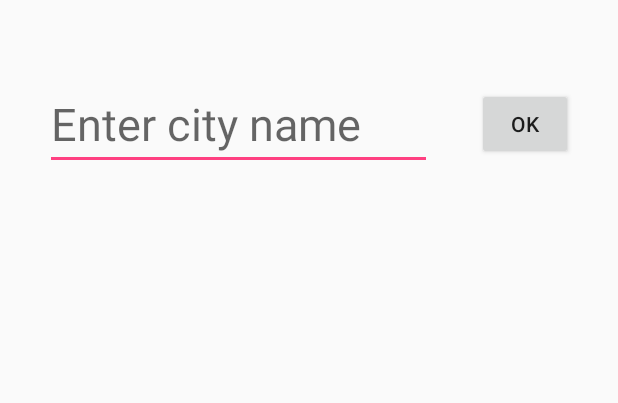
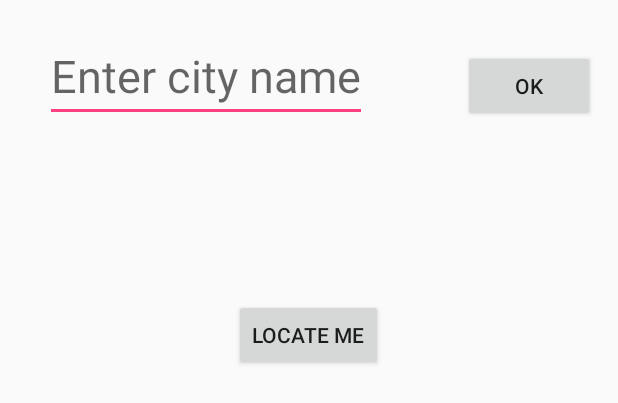
Before and after one commit to DollyBansal/Clima, an Android app: the layout activity_main.xml on its own in the app's theme, with its tools: preview values and no code run, on a phone screen of 412 x 824 dp. Shown: the top 403 px of the screen. Run offline under Robolectric (Android 15) with nearby library versions, the phone set to English and light mode, and no system bars; network calls fail.

```diff
--- a/app/src/main/AndroidManifest.xml
+++ b/app/src/main/AndroidManifest.xml
@@ -1,7 +1,10 @@
 <?xml version="1.0" encoding="utf-8"?>
 <manifest xmlns:android="http://schemas.android.com/apk/res/android"
     package="com.weather.clima">
+
     <uses-permission android:name="android.permission.INTERNET" />
+    <uses-permission android:name="android.permission.ACCESS_COARSE_LOCATION" />
+
 
     <application
         android:allowBackup="true"
@@ -9,6 +12,9 @@
         android:label="@string/app_name"
         android:supportsRtl="true"
         android:theme="@style/AppTheme">
+        <meta-data
+            android:name="com.google.android.gms.version"
+            android:value="@integer/google_play_services_version" />
         <activity android:name=".MainActivity">
             <intent-filter>
                 <action android:name="android.intent.action.MAIN" />
--- a/app/src/main/java/com/weather/clima/Utils.java
+++ b/app/src/main/java/com/weather/clima/Utils.java
@@ -2,11 +2,11 @@ package com.weather.clima;
 
 public class Utils {
     public static double convertFahrenheitToCelcius(double degreesInFahrenheit) {
-        return (degreesInFahrenheit - 32) * 5/9;
+        return (degreesInFahrenheit - 32) * 5 / 9;
     }
 
     public static double convertCelciusToFahrenheit(double degreesInCelcius) {
-        return degreesInCelcius * 9/5 + 32;
+        return degreesInCelcius * 9 / 5 + 32;
     }
 
 
--- a/app/src/main/java/com/weather/clima/com/weather/clima/service/JSONDataParser.java
+++ b/app/src/main/java/com/weather/clima/com/weather/clima/service/JSONDataParser.java
@@ -58,8 +58,8 @@ public class JSONDataParser {
         return iconUrl;
     }
 
-    public static String getCurrentDateAndTime(JSONObject data) throws JSONException {
-        DateFormat df = DateFormat.getDateTimeInstance();
+    public static String getCurrentDate(JSONObject data) throws JSONException {
+        DateFormat df = DateFormat.getDateInstance();
         String updatedOn = df.format(new Date(data.getLong(CURRENT_DATE_TIME) * 1000));
         System.out.println("updatedOn = " + updatedOn);
         return updatedOn;
--- a/app/src/main/res/layout/activity_main.xml
+++ b/app/src/main/res/layout/activity_main.xml
@@ -4,39 +4,47 @@
     android:layout_height="match_parent"
     android:orientation="vertical">
 
-    <LinearLayout
+    <RelativeLayout
         android:layout_width="match_parent"
         android:layout_height="match_parent"
-        android:layout_weight=".8"
-        android:gravity="center"
-        android:orientation="horizontal">
+        android:layout_weight=".7"
+        android:gravity="center">
 
         <EditText
             android:id="@+id/enter_city_name"
-            android:layout_width="match_parent"
+            android:layout_width="wrap_content"
             android:layout_height="wrap_content"
             android:layout_marginLeft="30dp"
-            android:layout_marginRight="30dp"
-            android:layout_weight=".8"
+            android:layout_marginTop="20dp"
             android:hint="@string/enter_city_name"
             android:textSize="30sp" />
+
+        <Button
+            android:id="@+id/locate_me"
+            android:layout_width="wrap_content"
+            android:layout_height="wrap_content"
+            android:layout_alignParentBottom="true"
+            android:layout_centerHorizontal="true"
+            android:text="Locate Me" />
 
         <Button
             android:id="@+id/ok"
             android:layout_width="wrap_content"
             android:layout_height="wrap_content"
-            android:layout_marginRight="30dp"
-            android:layout_weight=".2"
+            android:layout_alignBottom="@+id/enter_city_name"
+            android:layout_alignParentRight="true"
+            android:layout_marginRight="15dp"
+            android:layout_marginTop="20dp"
             android:text="OK" />
 
-    </LinearLayout>
+    </RelativeLayout>
 
 
     <RelativeLayout
         android:layout_width="match_parent"
         android:layout_height="match_parent"
         android:layout_margin="20dp"
-        android:layout_weight=".2">
+        android:layout_weight=".3">
 
         <TextView
             android:id="@+id/city_name"
```
Also changed, not shown: app/build.gradle (+7 -6 lines), app/src/main/java/com/weather/clima/MainActivity.java (+151 -25 lines), app/src/main/java/com/weather/clima/com/weather/clima/service/JSONClient.java (+38 -2 lines), 2 other files.
